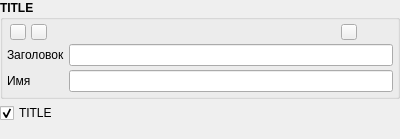
Old version of the form src/components/componenttextframe.ui in the repository Gris87/ProtocolCreator.
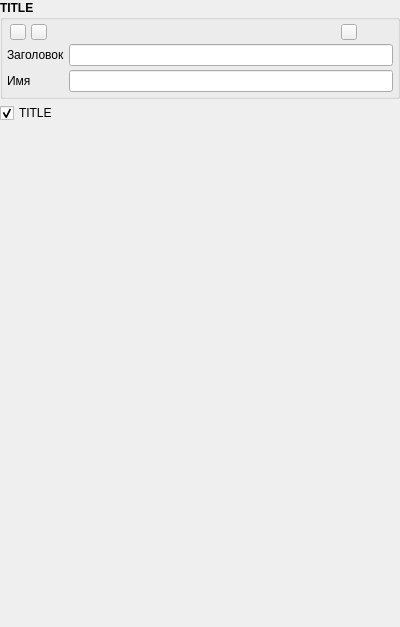
New version of the form. Icons and pictures are not drawn.

What changed in the file:
```diff
--- a/src/components/componenttextframe.ui
+++ b/src/components/componenttextframe.ui
@@ -7,7 +7,7 @@
     <x>0</x>
     <y>0</y>
     <width>400</width>
-    <height>139</height>
+    <height>619</height>
    </rect>
   </property>
   <property name="windowTitle">
@@ -383,6 +383,12 @@
    </item>
    <item>
     <widget class="QWidget" name="userWidget" native="true">
+     <property name="minimumSize">
+      <size>
+       <width>0</width>
+       <height>500</height>
+      </size>
+     </property>
      <layout class="QVBoxLayout" name="userLayout">
       <property name="spacing">
        <number>0</number>
```
